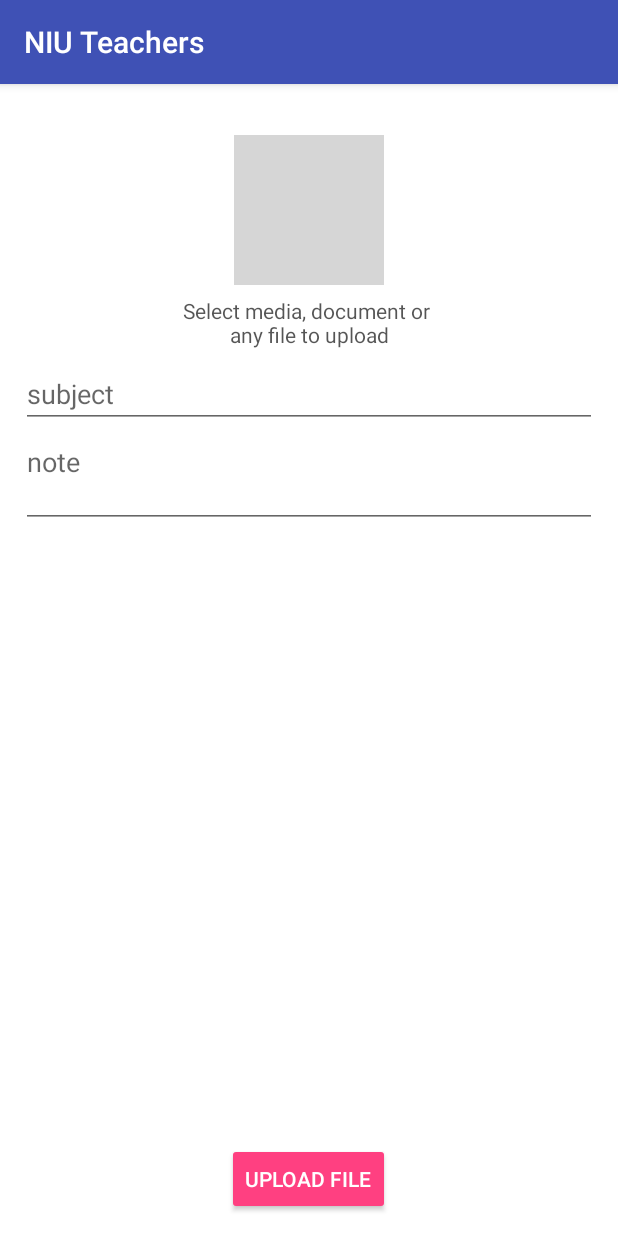
After one commit to sandeeprana011/niu-teachers, an Android app: the fragment UploadStrategyFragment placed in its activity, on a phone screen of 412 x 824 dp. The commit adds this screen. Run offline under Robolectric (Android 15) with nearby library versions, the phone set to English and light mode, and no system bars; our stand-ins replace ButterKnife; libraries missing offline, so code that uses them is left out: com.karumi.dexter, droidninja.filepicker; pictures from the network do not load; grey boxes are pictures that could not be loaded.

Commit message:
Added functionality to add file and medias

```diff
--- a/app/build.gradle
+++ b/app/build.gradle
@@ -44,10 +44,13 @@ dependencies {
     compile 'com.github.clans:fab:1.6.2'
     testCompile 'junit:junit:4.12'
     annotationProcessor 'com.jakewharton:butterknife-compiler:8.8.1'
+    compile 'com.karumi:dexter:4.1.0'
+    compile 'com.droidninja:filepicker:2.0.8'
 }
 
 
 
 
 
+
 apply plugin: 'com.google.gms.google-services'
--- a/app/src/main/java/sirfireydevs/com/niuteachers/HomeFragment.java
+++ b/app/src/main/java/sirfireydevs/com/niuteachers/HomeFragment.java
@@ -48,12 +48,13 @@ public class HomeFragment extends Fragment implements OnRowClickListener {
     @OnClick(R.id.fab_add_text)
     void onClickAddText() {
         Fragment fragment = new EditextFragment();
-        getFragmentManager().beginTransaction().replace(R.id.container, fragment, EditextFragment.TAG).addToBackStack(TextFragment.TAG).commitAllowingStateLoss();
+        getFragmentManager().beginTransaction().replace(R.id.container, fragment, EditextFragment.TAG).addToBackStack(EditextFragment.TAG).commitAllowingStateLoss();
     }
 
     @OnClick(R.id.fab_upload_file)
     void onClickUploadFile() {
-
+        Fragment fragment = new UploadStrategyFragment();
+        getFragmentManager().beginTransaction().replace(R.id.container, fragment, UploadStrategyFragment.TAG).addToBackStack(UploadStrategyFragment.TAG).commitAllowingStateLoss();
     }
 
     @Override
--- a/app/src/main/java/sirfireydevs/com/niuteachers/MainActivity.java
+++ b/app/src/main/java/sirfireydevs/com/niuteachers/MainActivity.java
@@ -1,9 +1,14 @@
 package sirfireydevs.com.niuteachers;
 
+import android.content.Intent;
 import android.os.Bundle;
+import android.support.v4.app.Fragment;
 import android.support.v7.app.AppCompatActivity;
+import android.util.Log;
 
 public class MainActivity extends AppCompatActivity {
+
+    private static final String TAG = "MainActivity";
 
     @Override
     protected void onCreate(Bundle savedInstanceState) {
@@ -12,8 +17,18 @@ public class MainActivity extends AppCompatActivity {
         boolean lof = UserPref.isLoggedIn(this);
         if (lof) {
             getSupportFragmentManager().beginTransaction().replace(R.id.container, new HomeFragment()).commit();
-        }else {
+        } else {
             getSupportFragmentManager().beginTransaction().replace(R.id.container, new LoginFragment()).commit();
         }
     }
+
+    @Override
+    protected void onActivityResult(int requestCode, int resultCode, Intent data) {
+        super.onActivityResult(requestCode, resultCode, data);
+//        Log.e(TAG, "onactivityresult");
+        Fragment fragment = getSupportFragmentManager().findFragmentById(R.id.container);
+        if (fragment != null) {
+            fragment.onActivityResult(requestCode, resultCode, data);
+        }
+    }
 }
--- /dev/null
+++ b/app/src/main/java/sirfireydevs/com/niuteachers/UploadStrategyFragment.java
@@ -0,0 +1,156 @@
+package sirfireydevs.com.niuteachers;
+
+
+import android.Manifest;
+import android.app.Activity;
+import android.content.Intent;
+import android.os.Bundle;
+import android.support.annotation.NonNull;
+import android.support.annotation.Nullable;
+import android.support.v4.app.Fragment;
+import android.support.v7.widget.PopupMenu;
+import android.util.Log;
+import android.view.LayoutInflater;
+import android.view.MenuItem;
+import android.view.View;
+import android.view.ViewGroup;
+import android.widget.Button;
+import android.widget.ImageView;
+import android.widget.TextView;
+
+import com.bumptech.glide.Glide;
+import com.karumi.dexter.Dexter;
+import com.karumi.dexter.PermissionToken;
+import com.karumi.dexter.listener.PermissionDeniedResponse;
+import com.karumi.dexter.listener.PermissionGrantedResponse;
+import com.karumi.dexter.listener.PermissionRequest;
+import com.karumi.dexter.listener.single.PermissionListener;
+
+import java.util.ArrayList;
+
+import butterknife.BindView;
+import butterknife.ButterKnife;
+import butterknife.OnClick;
+import droidninja.filepicker.FilePickerBuilder;
+import droidninja.filepicker.FilePickerConst;
+
+
+/**
+ * A simple {@link Fragment} subclass.
+ */
+public class UploadStrategyFragment extends Fragment {
+
+    public static final String TAG = "uploadstrategyfragment";
+    @BindView(R.id.b_upload) Button b_upload;
+    @BindView(R.id.i_document) ImageView i_document;
+    @BindView(R.id.t_subject) TextView t_subject;
+    @BindView(R.id.t_note) TextView t_note;
+    private String selectedFile = null;
+
+    public UploadStrategyFragment() {
+        // Required empty public constructor
+    }
+
+    @OnClick(R.id.i_document)
+    void onClickDocument(final View view) {
+        Dexter.withActivity(((MainActivity) getContext()))
+                .withPermission(Manifest.permission.READ_EXTERNAL_STORAGE)
+                .withListener(new PermissionListener() {
+                    @Override
+                    public void onPermissionGranted(PermissionGrantedResponse response) {
+                        PopupMenu popup = new PopupMenu(getActivity(), view);
+                        //Inflating the Popup using xml file
+                        popup.getMenuInflater().inflate(R.menu.popup_menu, popup.getMenu());
+                        //registering popup with OnMenuItemClickListener
+                        popup.setOnMenuItemClickListener(new PopupMenu.OnMenuItemClickListener() {
+                            public boolean onMenuItemClick(MenuItem item) {
+                                switch (item.getItemId()) {
+                                    case R.id.item_camera:
+                                        FilePickerBuilder.getInstance().setMaxCount(1)
+                                                .setActivityTheme(R.style.AppTheme)
+                                                .enableVideoPicker(true)
+                                                .enableCameraSupport(true)
+                                                .pickPhoto(getActivity());
+                                        break;
+                                    case R.id.item_file:
+                                        FilePickerBuilder.getInstance().setMaxCount(1)
+                                                .setActivityTheme(R.style.AppTheme)
+                                                .pickFile(getActivity());
+                                        break;
+                                }
+                                return true;
+                            }
+                        });
+
+                        popup.show();
+                    }
+
+                    @Override
+                    public void onPermissionDenied(PermissionDeniedResponse response) {/* ... */}
+
+                    @Override
+                    public void onPermissionRationaleShouldBeShown(PermissionRequest permission, PermissionToken token) {/* ... */}
+                }).check();
+
+    }
+
+    @Override
+    public void onActivityResult(int requestCode, int resultCode, Intent data) {
+        Log.e(TAG, "OnActivityResultcalled");
+        switch (requestCode) {
+            case FilePickerConst.REQUEST_CODE_PHOTO:
+                if (resultCode == Activity.RESULT_OK && data != null) {
+                    ArrayList<String> dat = data.getStringArrayListExtra(FilePickerConst.KEY_SELECTED_MEDIA);
+                    if (dat.size() > 0) {
+                        this.selectedFile = dat.get(0);
+                        Glide.with(getContext())
+                                .load(this.selectedFile)
+                                .into(i_document);
+                    }
+                }
+                break;
+            case FilePickerConst.REQUEST_CODE_DOC:
+                if (resultCode == Activity.RESULT_OK && data != null) {
+                    ArrayList<String> dat = data.getStringArrayListExtra(FilePickerConst.KEY_SELECTED_DOCS);
+                    if (dat.size() > 0) {
+                        this.selectedFile = dat.get(0);
+                        String type = Utility.getMimeType(this.selectedFile);
+
+                        Log.e(TAG, type);
+
+                        Glide.with(getContext())
+                                .load(R.drawable.file)
+                                .into(i_document);
+                    }
+                }
+                break;
+        }
+
+
+    }
+
+    @OnClick(R.id.b_upload)
+    void onClickUpload(Button button) {
+
+
+    }
+
+
+    @Override
+    public void onRequestPermissionsResult(int requestCode, @NonNull String[] permissions, @NonNull int[] grantResults) {
+        super.onRequestPermissionsResult(requestCode, permissions, grantResults);
+    }
+
+    @Override
+    public View onCreateView(LayoutInflater inflater, ViewGroup container,
+                             Bundle savedInstanceState) {
+        // Inflate the layout for this fragment
+        return inflater.inflate(R.layout.fragment_upload_strategy, container, false);
+    }
+
+    @Override
+    public void onViewCreated(View view, @Nullable Bundle savedInstanceState) {
+        super.onViewCreated(view, savedInstanceState);
+        ButterKnife.bind(this, view);
+    }
+}
--- /dev/null
+++ b/app/src/main/java/sirfireydevs/com/niuteachers/Utility.java
@@ -0,0 +1,24 @@
+package sirfireydevs.com.niuteachers;
+
+import android.webkit.MimeTypeMap;
+
+/**
+ * Created by sandeeprana on 16/09/17.
+ * License is only applicable to individuals and non-profits
+ * and that any for-profit company must
+ * purchase a different license, and create
+ * a second commercial license of your
+ * choosing for companies
+ */
+
+public class Utility {
+    // url = file path or whatever suitable URL you want.
+    public static String getMimeType(String url) {
+        String type = null;
+        String extension = MimeTypeMap.getFileExtensionFromUrl(url);
+        if (extension != null) {
+            type = MimeTypeMap.getSingleton().getMimeTypeFromExtension(extension);
+        }
+        return type;
+    }
+}
--- /dev/null
+++ b/app/src/main/res/layout/fragment_upload_strategy.xml
@@ -0,0 +1,57 @@
+<RelativeLayout
+    xmlns:android="http://schemas.android.com/apk/res/android"
+    xmlns:tools="http://schemas.android.com/tools"
+    android:layout_width="match_parent"
+    android:layout_height="match_parent"
+    android:background="@color/white"
+    android:gravity="center"
+    android:padding="14dp"
+    tools:context="sirfireydevs.com.niuteachers.UploadStrategyFragment">
+
+
+    <ImageView
+        android:id="@+id/i_document"
+        android:layout_width="100dp"
+        android:layout_height="100dp"
+        android:layout_centerHorizontal="true"
+        android:layout_marginTop="20dp"
+        android:background="@color/bg_gray"
+        android:src="@drawable/add_icon"/>
+
+    <TextView
+        android:layout_margin="7dp"
+        android:id="@+id/label_note"
+        android:layout_width="wrap_content"
+        android:layout_height="wrap_content"
+        android:layout_below="@+id/i_document"
+        android:layout_centerHorizontal="true"
+        android:layout_marginTop="14dp"
+        android:gravity="center"
+        android:text="Select media, document or \nany file to upload"
+        android:textColor="@color/grey"/>
+
+    <EditText
+        android:id="@+id/t_subject"
+        android:layout_width="match_parent"
+        android:layout_height="wrap_content"
+        android:layout_below="@+id/label_note"
+        android:hint="subject"/>
+
+    <EditText
+        android:id="@+id/t_note"
+        android:layout_width="match_parent"
+        android:layout_height="wrap_content"
+        android:layout_below="@+id/t_subject"
+        android:gravity="top"
+        android:hint="note"
+        android:minLines="2"/>
+
+    <Button
+        android:id="@+id/b_upload"
+        style="@style/Widget.AppCompat.Button.Colored"
+        android:layout_width="wrap_content"
+        android:layout_height="wrap_content"
+        android:layout_alignParentBottom="true"
+        android:layout_centerHorizontal="true"
+        android:text="Upload File"/>
+</RelativeLayout>
--- /dev/null
+++ b/app/src/main/res/menu/popup_menu.xml
@@ -0,0 +1,15 @@
+<?xml version="1.0" encoding="utf-8"?>
+<menu xmlns:android="http://schemas.android.com/apk/res/android">
+    <item
+        android:icon="@drawable/ic_camera"
+        android:iconTint="@color/colorAccent"
+        android:id="@+id/item_camera"
+        android:title="Media"/>
+
+    <item
+        android:icon="@drawable/ic_file"
+        android:iconTint="@color/colorAccent"
+        android:id="@+id/item_file"
+        android:title="File"/>
+
+</menu>
--- a/app/src/main/res/values/colors.xml
+++ b/app/src/main/res/values/colors.xml
@@ -4,4 +4,6 @@
     <color name="colorPrimaryDark">#303F9F</color>
     <color name="colorAccent">#FF4081</color>
     <color name="white">#ffffff</color>
+    <color name="grey_light">#21000000</color>
+    <color name="grey">#aa000000</color>
 </resources>
```
Also changed, not shown: app/src/main/res/drawable-hdpi/add_icon.png (added), app/src/main/res/drawable-hdpi/camera.png (added), app/src/main/res/drawable-hdpi/file.png (added).
